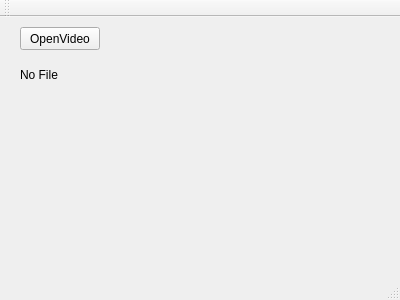
Qt form mainwindow.ui (ErCmos/Dense_Optical_Flow) before a commit.
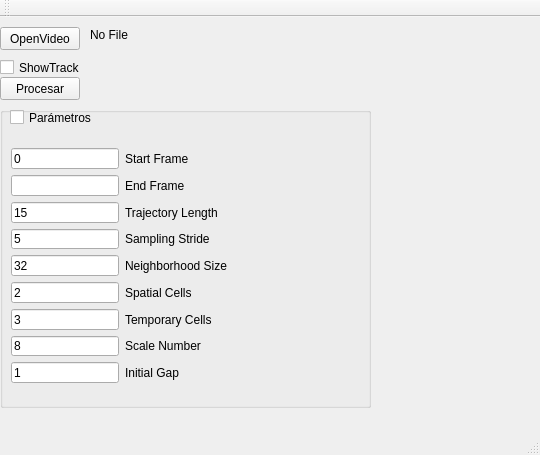
The same form after that commit.

Commit message: Añadiendo parámetros de entrada en el uadro de diálogo

What changed in the file:
```diff
--- a/mainwindow.ui
+++ b/mainwindow.ui
@@ -6,8 +6,8 @@
    <rect>
     <x>0</x>
     <y>0</y>
-    <width>400</width>
-    <height>300</height>
+    <width>540</width>
+    <height>455</height>
    </rect>
   </property>
   <property name="windowTitle">
@@ -17,7 +17,7 @@
    <widget class="QPushButton" name="OpenVideo">
     <property name="geometry">
      <rect>
-      <x>20</x>
+      <x>0</x>
       <y>10</y>
       <width>80</width>
       <height>23</height>
@@ -30,8 +30,8 @@
    <widget class="QLabel" name="VideoFile">
     <property name="geometry">
      <rect>
-      <x>20</x>
-      <y>50</y>
+      <x>90</x>
+      <y>10</y>
       <width>361</width>
       <height>16</height>
      </rect>
@@ -40,6 +40,223 @@
      <string>No File</string>
     </property>
    </widget>
+   <widget class="QCheckBox" name="ShowTrack">
+    <property name="geometry">
+     <rect>
+      <x>0</x>
+      <y>40</y>
+      <width>85</width>
+      <height>21</height>
+     </rect>
+    </property>
+    <property name="text">
+     <string>ShowTrack</string>
+    </property>
+    <property name="checked">
+     <bool>false</bool>
+    </property>
+   </widget>
+   <widget class="QGroupBox" name="Parametros">
+    <property name="enabled">
+     <bool>true</bool>
+    </property>
+    <property name="geometry">
+     <rect>
+      <x>0</x>
+      <y>90</y>
+      <width>371</width>
+      <height>301</height>
+     </rect>
+    </property>
+    <property name="title">
+     <string/>
+    </property>
+    <widget class="QCheckBox" name="ParametrosCheckBox">
+     <property name="geometry">
+      <rect>
+       <x>10</x>
+       <y>0</y>
+       <width>91</width>
+       <height>21</height>
+      </rect>
+     </property>
+     <property name="text">
+      <string>Parámetros</string>
+     </property>
+    </widget>
+    <widget class="QWidget" name="">
+     <property name="geometry">
+      <rect>
+       <x>0</x>
+       <y>30</y>
+       <width>247</width>
+       <height>257</height>
+      </rect>
+     </property>
+     <layout class="QFormLayout" name="formLayout">
+      <item row="0" column="0">
+       <widget class="QLineEdit" name="StartFrame">
+        <property name="text">
+         <string>0</string>
+        </property>
+       </widget>
+      </item>
+      <item row="0" column="1">
+       <widget class="QLabel" name="StartFrameLabel">
+        <property name="text">
+         <string>Start Frame</string>
+        </property>
+       </widget>
+      </item>
+      <item row="1" column="0">
+       <widget class="QLineEdit" name="EndFrame">
+        <property name="clearButtonEnabled">
+         <bool>false</bool>
+        </property>
+       </widget>
+      </item>
+      <item row="1" column="1">
+       <widget class="QLabel" name="EndFrameLabel">
+        <property name="text">
+         <string>End Frame</string>
+        </property>
+       </widget>
+      </item>
+      <item row="2" column="0">
+       <widget class="QLineEdit" name="TrajectoryLength">
+        <property name="text">
+         <string>15</string>
+        </property>
+        <property name="clearButtonEnabled">
+         <bool>false</bool>
+        </property>
+       </widget>
+      </item>
+      <item row="2" column="1">
+       <widget class="QLabel" name="TrajectorLengthLabel">
+        <property name="text">
+         <string>Trajectory Length</string>
+        </property>
+       </widget>
+      </item>
+      <item row="3" column="0">
+       <widget class="QLineEdit" name="SamplingStride">
+        <property name="text">
+         <string>5</string>
+        </property>
+        <property name="clearButtonEnabled">
+         <bool>false</bool>
+        </property>
+       </widget>
+      </item>
+      <item row="3" column="1">
+       <widget class="QLabel" name="SamplingStrideLabel">
+        <property name="text">
+         <string>Sampling Stride</string>
+        </property>
+       </widget>
+      </item>
+      <item row="4" column="0">
+       <widget class="QLineEdit" name="NeighborhoodSize">
+        <property name="text">
+         <string>32</string>
+        </property>
+        <property name="clearButtonEnabled">
+         <bool>false</bool>
+        </property>
+       </widget>
+      </item>
+      <item row="4" column="1">
+       <widget class="QLabel" name="NeighborhoodSizeLabel">
+        <property name="text">
+         <string>Neighborhood Size</string>
+        </property>
+       </widget>
+      </item>
+      <item row="5" column="0">
+       <widget class="QLineEdit" name="SpatialCells">
+        <property name="text">
+         <string>2</string>
+        </property>
+        <property name="clearButtonEnabled">
+         <bool>false</bool>
+        </property>
+       </widget>
+      </item>
+      <item row="5" column="1">
+       <widget class="QLabel" name="SpatialCellsLabel">
+        <property name="text">
+         <string>Spatial Cells</string>
+        </property>
+       </widget>
+      </item>
+      <item row="6" column="0">
+       <widget class="QLineEdit" name="TemporaryCells">
+        <property name="text">
+         <string>3</string>
+        </property>
+        <property name="clearButtonEnabled">
+         <bool>false</bool>
+        </property>
+       </widget>
+      </item>
+      <item row="6" column="1">
+       <widget class="QLabel" name="TemporaryCellsLabel">
+        <property name="text">
+         <string>Temporary Cells</string>
+        </property>
+       </widget>
+      </item>
+      <item row="7" column="0">
+       <widget class="QLineEdit" name="ScaleNumber">
+        <property name="text">
+         <string>8</string>
+        </property>
+        <property name="clearButtonEnabled">
+         <bool>false</bool>
+        </property>
+       </widget>
+      </item>
+      <item row="7" column="1">
+       <widget class="QLabel" name="ScaleNumberLabel">
+        <property name="text">
+         <string>Scale Number</string>
+        </property>
+       </widget>
+      </item>
+      <item row="8" column="0">
+       <widget class="QLineEdit" name="InitialGap">
+        <property name="text">
+         <string>1</string>
+        </property>
+        <property name="clearButtonEnabled">
+         <bool>false</bool>
+        </property>
+       </widget>
+      </item>
+      <item row="8" column="1">
+       <widget class="QLabel" name="InitialGapLabel">
+        <property name="text">
+         <string>Initial Gap</string>
+        </property>
+       </widget>
+      </item>
+     </layout>
+    </widget>
+   </widget>
+   <widget class="QPushButton" name="ProcesarButton">
+    <property name="geometry">
+     <rect>
+      <x>0</x>
+      <y>60</y>
+      <width>80</width>
+      <height>23</height>
+     </rect>
+    </property>
+    <property name="text">
+     <string>Procesar</string>
+    </property>
+   </widget>
   </widget>
   <widget class="QMenuBar" name="menuBar">
    <property name="geometry">
```
Left out of the diff: 2 changed lines with no effect on the pictures. The commit also changes 10 other files.
